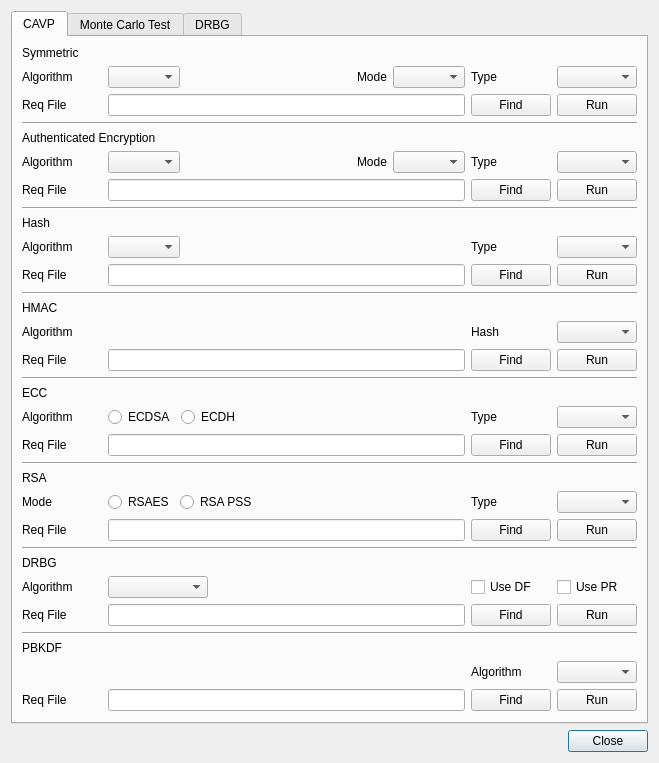
Before: the Qt Designer form BerEditor/cavp_dlg.ui in jykim74/BerEditor, drawn with Qt 5.
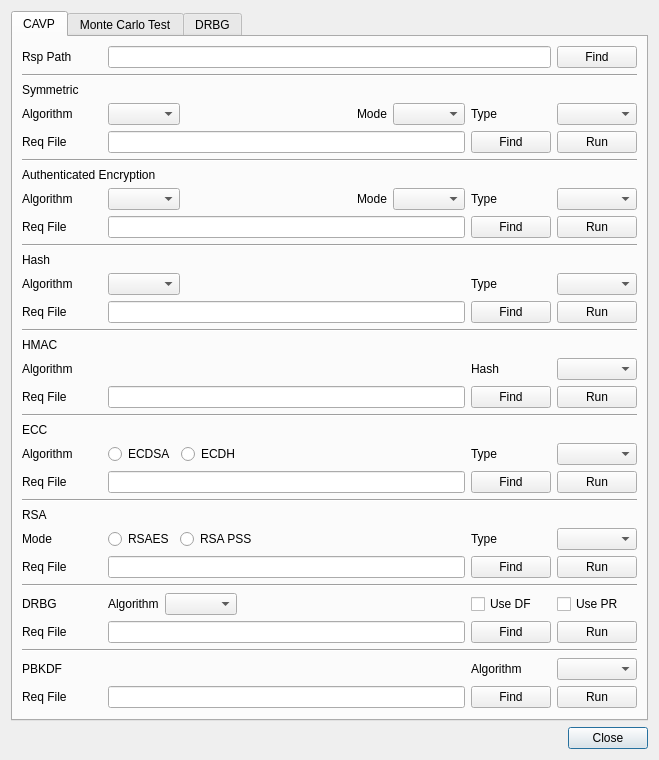
After: the same form once the commit is applied.

Commit message: CAVP 기능 개선

Diff of the .ui file:
```diff
--- a/BerEditor/cavp_dlg.ui
+++ b/BerEditor/cavp_dlg.ui
@@ -7,7 +7,7 @@
     <x>0</x>
     <y>0</y>
     <width>659</width>
-    <height>756</height>
+    <height>760</height>
    </rect>
   </property>
   <property name="windowTitle">
@@ -51,6 +51,43 @@
        <string>CAVP</string>
       </attribute>
       <layout class="QVBoxLayout" name="verticalLayout">
+       <item>
+        <layout class="QGridLayout" name="gridLayout_20">
+         <property name="topMargin">
+          <number>0</number>
+         </property>
+         <item row="0" column="0">
+          <widget class="QLabel" name="label_62">
+           <property name="minimumSize">
+            <size>
+             <width>80</width>
+             <height>0</height>
+            </size>
+           </property>
+           <property name="text">
+            <string>Rsp Path</string>
+           </property>
+          </widget>
+         </item>
+         <item row="0" column="1">
+          <widget class="QLineEdit" name="mRspPathText"/>
+         </item>
+         <item row="0" column="2">
+          <widget class="QPushButton" name="mRspPathFindBtn">
+           <property name="text">
+            <string>Find</string>
+           </property>
+          </widget>
+         </item>
+        </layout>
+       </item>
+       <item>
+        <widget class="Line" name="line_14">
+         <property name="orientation">
+          <enum>Qt::Horizontal</enum>
+         </property>
+        </widget>
+       </item>
        <item>
         <widget class="QLabel" name="label">
          <property name="text">
@@ -186,6 +223,12 @@
          </item>
          <item row="0" column="5">
           <widget class="QLabel" name="label_46">
+           <property name="minimumSize">
+            <size>
+             <width>80</width>
+             <height>0</height>
+            </size>
+           </property>
            <property name="text">
             <string>Type</string>
            </property>
@@ -273,6 +316,12 @@
          </item>
          <item row="0" column="3">
           <widget class="QLabel" name="label_8">
+           <property name="minimumSize">
+            <size>
+             <width>80</width>
+             <height>0</height>
+            </size>
+           </property>
            <property name="text">
             <string>Type</string>
            </property>
@@ -367,6 +416,12 @@
          </item>
          <item row="0" column="2">
           <widget class="QLabel" name="label_12">
+           <property name="minimumSize">
+            <size>
+             <width>80</width>
+             <height>0</height>
+            </size>
+           </property>
            <property name="text">
             <string>Hash</string>
            </property>
@@ -469,6 +524,12 @@
          </item>
          <item row="0" column="4">
           <widget class="QLabel" name="label_16">
+           <property name="minimumSize">
+            <size>
+             <width>80</width>
+             <height>0</height>
+            </size>
+           </property>
            <property name="text">
             <string>Type</string>
            </property>
@@ -522,6 +583,12 @@
          </item>
          <item row="0" column="4">
           <widget class="QLabel" name="label_20">
+           <property name="minimumSize">
+            <size>
+             <width>80</width>
+             <height>0</height>
+            </size>
+           </property>
            <property name="text">
             <string>Type</string>
            </property>
@@ -589,16 +656,35 @@
          </property>
         </widget>
        </item>
-       <item>
-        <widget class="QLabel" name="label_22">
-         <property name="text">
-          <string>DRBG</string>
-         </property>
-        </widget>
-       </item>
        <item>
         <layout class="QGridLayout" name="gridLayout_8">
          <item row="1" column="4">
+          <widget class="QPushButton" name="mDRBGFindBtn">
+           <property name="maximumSize">
+            <size>
+             <width>80</width>
+             <height>16777215</height>
+            </size>
+           </property>
+           <property name="text">
+            <string>Find</string>
+           </property>
+          </widget>
+         </item>
+         <item row="0" column="4">
+          <widget class="QCheckBox" name="mDRBGUseDFCheck">
+           <property name="minimumSize">
+            <size>
+             <width>80</width>
+             <height>0</height>
+            </size>
+           </property>
+           <property name="text">
+            <string>Use DF</string>
+           </property>
+          </widget>
+         </item>
+         <item row="1" column="5">
           <widget class="QPushButton" name="mDRBGRunBtn">
            <property name="maximumSize">
             <size>
@@ -611,7 +697,26 @@
            </property>
           </widget>
          </item>
-         <item row="0" column="1">
+         <item row="1" column="0">
+          <widget class="QLabel" name="label_23">
+           <property name="minimumSize">
+            <size>
+             <width>80</width>
+             <height>0</height>
+            </size>
+           </property>
+           <property name="maximumSize">
+            <size>
+             <width>80</width>
+             <height>16777215</height>
+            </size>
+           </property>
+           <property name="text">
+            <string>Req File</string>
+           </property>
+          </widget>
+         </item>
+         <item row="0" column="2">
           <widget class="QComboBox" name="mDRBGAlgCombo">
            <property name="maximumSize">
             <size>
@@ -621,7 +726,7 @@
            </property>
           </widget>
          </item>
-         <item row="0" column="4">
+         <item row="0" column="5">
           <widget class="QCheckBox" name="mDRBGUsePRCheck">
            <property name="minimumSize">
             <size>
@@ -634,61 +739,36 @@
            </property>
           </widget>
          </item>
-         <item row="1" column="3">
-          <widget class="QPushButton" name="mDRBGFindBtn">
-           <property name="maximumSize">
-            <size>
-             <width>80</width>
-             <height>16777215</height>
-            </size>
-           </property>
-           <property name="text">
-            <string>Find</string>
-           </property>
-          </widget>
-         </item>
-         <item row="0" column="3">
-          <widget class="QCheckBox" name="mDRBGUseDFCheck">
-           <property name="minimumSize">
-            <size>
-             <width>80</width>
-             <height>0</height>
-            </size>
-           </property>
-           <property name="text">
-            <string>Use DF</string>
-           </property>
-          </widget>
-         </item>
          <item row="0" column="0">
           <widget class="QLabel" name="label_50">
            <property name="text">
-            <string>Algorithm</string>
+            <string>DRBG</string>
            </property>
           </widget>
          </item>
-         <item row="1" column="0">
-          <widget class="QLabel" name="label_23">
-           <property name="minimumSize">
-            <size>
-             <width>80</width>
-             <height>0</height>
-            </size>
-           </property>
-           <property name="maximumSize">
-            <size>
-             <width>80</width>
-             <height>16777215</height>
-            </size>
-           </property>
+         <item row="0" column="1">
+          <widget class="QLabel" name="label_22">
            <property name="text">
-            <string>Req File</string>
+            <string>Algorithm</string>
            </property>
           </widget>
          </item>
-         <item row="1" column="1" colspan="2">
+         <item row="1" column="1" colspan="3">
           <widget class="QLineEdit" name="mDRBGReqFileText"/>
          </item>
+         <item row="0" column="3">
+          <spacer name="horizontalSpacer_16">
+           <property name="orientation">
+            <enum>Qt::Horizontal</enum>
+           </property>
+           <property name="sizeHint" stdset="0">
+            <size>
+             <width>40</width>
+             <height>20</height>
+            </size>
+           </property>
+          </spacer>
+         </item>
         </layout>
        </item>
        <item>
@@ -698,18 +778,8 @@
          </property>
         </widget>
        </item>
-       <item>
-        <widget class="QLabel" name="label_24">
-         <property name="text">
-          <string>PBKDF</string>
-         </property>
-        </widget>
-       </item>
        <item>
         <layout class="QGridLayout" name="gridLayout_9">
-         <item row="1" column="1" colspan="2">
-          <widget class="QLineEdit" name="mPBKDFReqFileText"/>
-         </item>
          <item row="1" column="0">
           <widget class="QLabel" name="label_49">
            <property name="maximumSize">
@@ -723,6 +793,9 @@
            </property>
           </widget>
          </item>
+         <item row="1" column="1" colspan="2">
+          <widget class="QLineEdit" name="mPBKDFReqFileText"/>
+         </item>
          <item row="1" column="3">
           <widget class="QPushButton" name="mPBKDFFindBtn">
            <property name="maximumSize">
@@ -736,24 +809,17 @@
            </property>
           </widget>
          </item>
-         <item row="1" column="4">
-          <widget class="QPushButton" name="mPBKDFRunBtn">
-           <property name="maximumSize">
-            <size>
-             <width>80</width>
-             <height>16777215</height>
-            </size>
-           </property>
-           <property name="text">
-            <string>Run</string>
-           </property>
-          </widget>
-         </item>
          <item row="0" column="4">
           <widget class="QComboBox" name="mPBKDFAlgCombo"/>
          </item>
          <item row="0" column="3">
           <widget class="QLabel" name="label_25">
+           <property name="minimumSize">
+            <size>
+             <width>80</width>
+             <height>0</height>
+            </size>
+           </property>
            <property name="maximumSize">
             <size>
              <width>80</width>
@@ -765,7 +831,33 @@
            </property>
           </widget>
          </item>
-         <item row="0" column="0" colspan="3">
+         <item row="1" column="4">
+          <widget class="QPushButton" name="mPBKDFRunBtn">
+           <property name="maximumSize">
+            <size>
+             <width>80</width>
+             <height>16777215</height>
+            </size>
+           </property>
+           <property name="text">
+            <string>Run</string>
+           </property>
+          </widget>
+         </item>
+         <item row="0" column="0">
+          <widget class="QLabel" name="label_24">
+           <property name="minimumSize">
+            <size>
+             <width>80</width>
+             <height>0</height>
+            </size>
+           </property>
+           <property name="text">
+            <string>PBKDF</string>
+           </property>
+          </widget>
+         </item>
+         <item row="0" column="1">
           <spacer name="horizontalSpacer_13">
            <property name="orientation">
             <enum>Qt::Horizontal</enum>
```
The commit also changes 4 other files.
